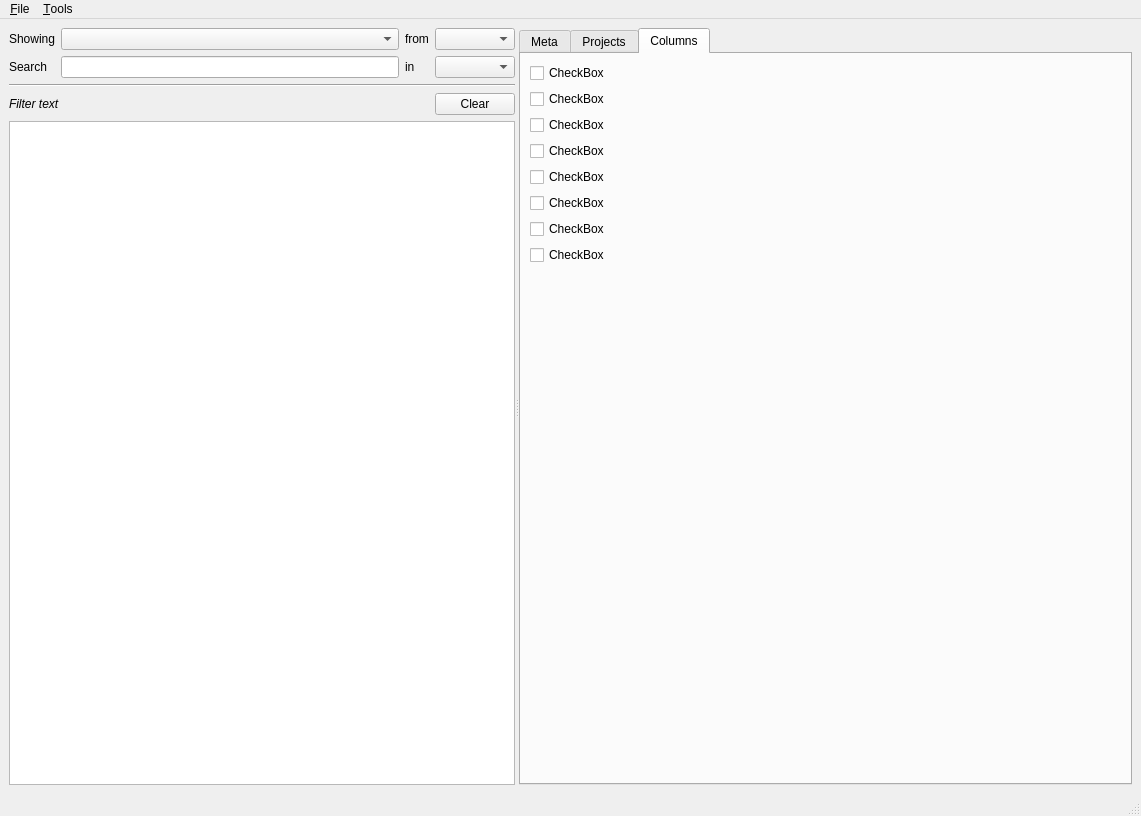
elansegarra/ArDa, file lib/layout_main.ui: the form before one commit.
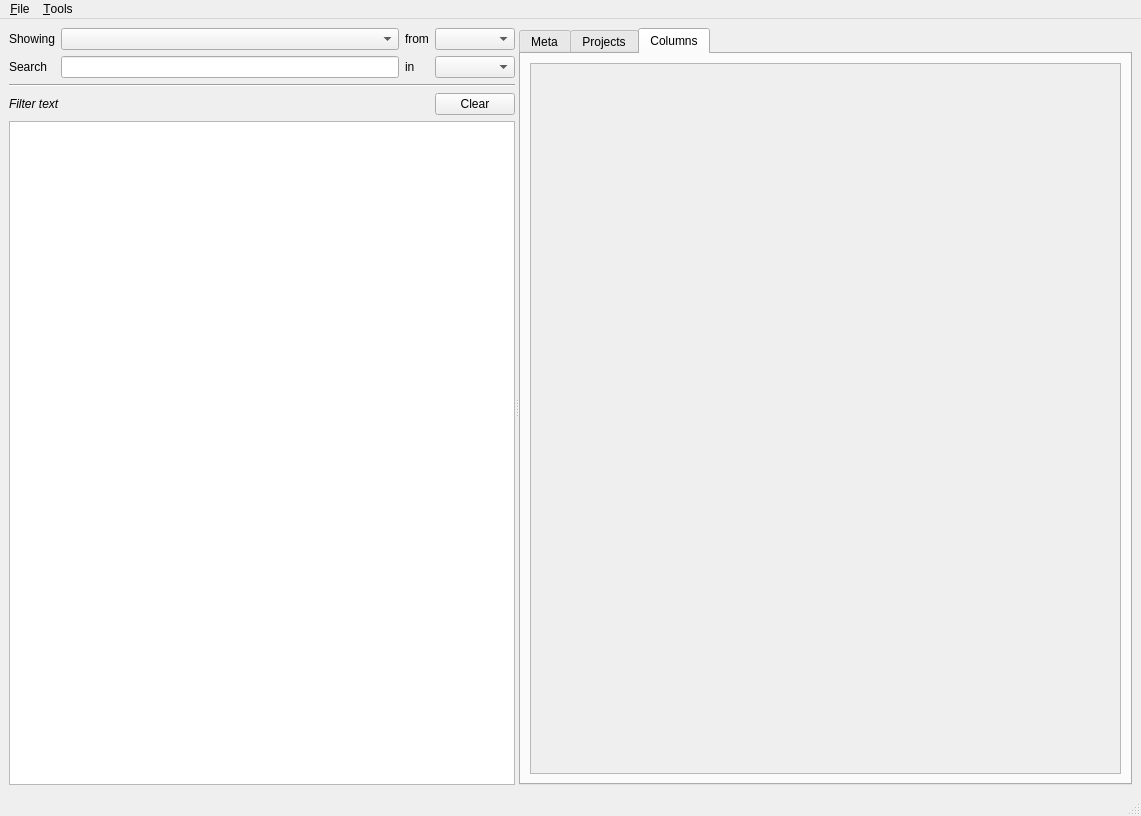
The form after the commit. The open tabs and pages were chosen to show the change.

Commit message: Implemented function to generate column check boxes and connect them to col visibility.

Patch:
```diff
--- a/lib/layout_main.ui
+++ b/lib/layout_main.ui
@@ -981,80 +981,23 @@
         </attribute>
         <layout class="QVBoxLayout" name="verticalLayout_4">
          <item>
-          <widget class="QCheckBox" name="checkBox_Col_1">
-           <property name="text">
-            <string>CheckBox</string>
+          <widget class="QScrollArea" name="scrollArea_2">
+           <property name="widgetResizable">
+            <bool>true</bool>
            </property>
+           <widget class="QWidget" name="scrollAreaWidgetContents">
+            <property name="geometry">
+             <rect>
+              <x>0</x>
+              <y>0</y>
+              <width>553</width>
+              <height>711</height>
+             </rect>
+            </property>
+            <layout class="QVBoxLayout" name="verticalLayout_6"/>
+           </widget>
           </widget>
          </item>
-         <item>
-          <widget class="QCheckBox" name="checkBox_2">
-           <property name="text">
-            <string>CheckBox</string>
-           </property>
-          </widget>
-         </item>
-         <item>
-          <widget class="QCheckBox" name="checkBox_3">
-           <property name="text">
-            <string>CheckBox</string>
-           </property>
-          </widget>
-         </item>
-         <item>
-          <widget class="QCheckBox" name="checkBox_4">
-           <property name="text">
-            <string>CheckBox</string>
-           </property>
-          </widget>
-         </item>
-         <item>
-          <widget class="QCheckBox" name="checkBox_5">
-           <property name="text">
-            <string>CheckBox</string>
-           </property>
-          </widget>
-         </item>
-         <item>
-          <widget class="QCheckBox" name="checkBox_6">
-           <property name="text">
-            <string>CheckBox</string>
-           </property>
-          </widget>
-         </item>
-         <item>
-          <widget class="QCheckBox" name="checkBox_7">
-           <property name="text">
-            <string>CheckBox</string>
-           </property>
-          </widget>
-         </item>
-         <item>
-          <widget class="QCheckBox" name="checkBox_8">
-           <property name="text">
-            <string>CheckBox</string>
-           </property>
-           <property name="iconSize">
-            <size>
-             <width>20</width>
-             <height>20</height>
-            </size>
-           </property>
-          </widget>
-         </item>
-         <item>
-          <spacer name="verticalSpacer_3">
-           <property name="orientation">
-            <enum>Qt::Vertical</enum>
-           </property>
-           <property name="sizeHint" stdset="0">
-            <size>
-             <width>20</width>
-             <height>40</height>
-            </size>
-           </property>
-          </spacer>
-         </item>
         </layout>
        </widget>
       </widget>
```
Left out of the diff: 2 changed lines with no effect on the pictures. The commit also changes 2 other files.
